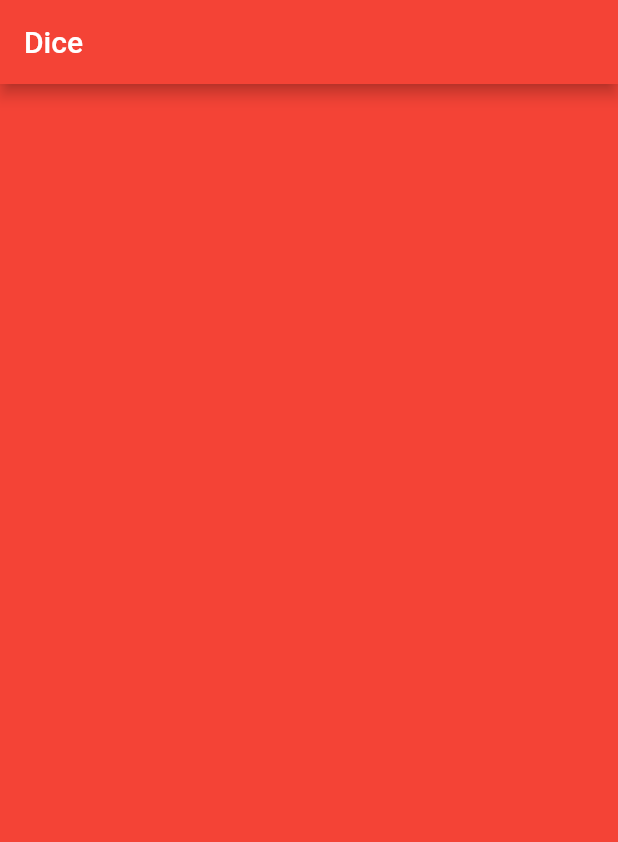
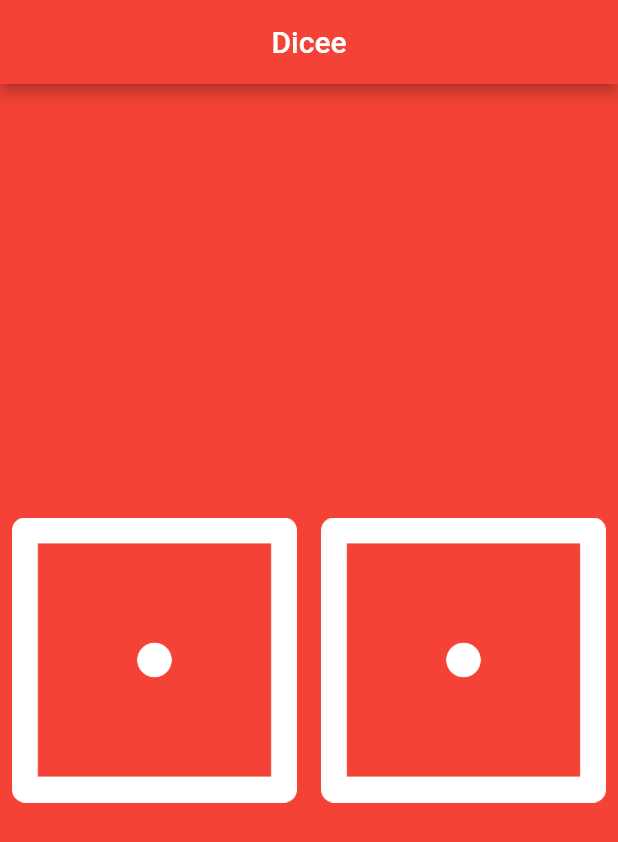
Before and after one commit to kaikashimoon/DiceApp, a Flutter app: the screen it shows after launch, on a phone screen of 412 x 824 dp. Shown: the top 842 px of the screen. Run offline on Flutter 3.47's test engine with Material 2 defaults, Android fonts, the phone set to English and light mode, and no system bars.

Commit message:
All complete

```diff
--- a/lib/main.dart
+++ b/lib/main.dart
@@ -1,4 +1,6 @@
 import 'package:flutter/material.dart';
+import 'dart:developer' as developer;
+import 'dart:math';
 
 void main() {
   return runApp(
@@ -6,20 +8,66 @@ void main() {
       home: Scaffold(
         backgroundColor: Colors.red,
         appBar: AppBar(
-          title: const Text('Dice'),
+          title: const Center(child: Text('Dicee')),
           backgroundColor: Colors.red,
         ),
-        body: const DicePage(),
+        body: DicePage(),
       ),
     ),
   );
 }
 
-class DicePage extends StatelessWidget {
-  const DicePage({super.key});
+class DicePage extends StatefulWidget {
+  const DicePage({Key? key}) : super(key: key);
+
+  @override
+  State<DicePage> createState() => _DicePageState();
+}
+
+class _DicePageState extends State<DicePage> {
+  int leftDiceNumber = 1;
+  int rigthDiceNumber = 1;
+
+  void getDiceNumber() {
+    setState(() {
+      leftDiceNumber = Random().nextInt(6) + 1;
+      rigthDiceNumber = Random().nextInt(6) + 1;
+    });
+  }
 
   @override
   Widget build(BuildContext context) {
-    return Container();
+    return Center(
+      child: Row(
+        children: [
+          Expanded(
+            child: TextButton(
+              style:
+                  TextButton.styleFrom(splashFactory: NoSplash.splashFactory),
+              onPressed: () {
+                getDiceNumber();
+                developer.log('Button pressed 1');
+              },
+              child: Image.asset(
+                ('images/dice$leftDiceNumber.png'),
+              ),
+            ),
+          ),
+          Expanded(
+            child: TextButton(
+              style:
+                  TextButton.styleFrom(splashFactory: NoSplash.splashFactory),
+              onPressed: () {
+                getDiceNumber();
+                developer.log('Button pressed 2');
+              },
+              child: Image.asset(
+                ('images/dice$rigthDiceNumber.png'),
+              ),
+            ),
+          ),
+        ],
+      ),
+    );
   }
 }
```
Also changed, not shown: pubspec.yaml (+3 -67 lines), images/dice1.png (added), images/dice2.png (added), images/dice3.png (added), images/dice4.png (added), images/dice5.png (added), images/dice6.png (added), 55 other files.
